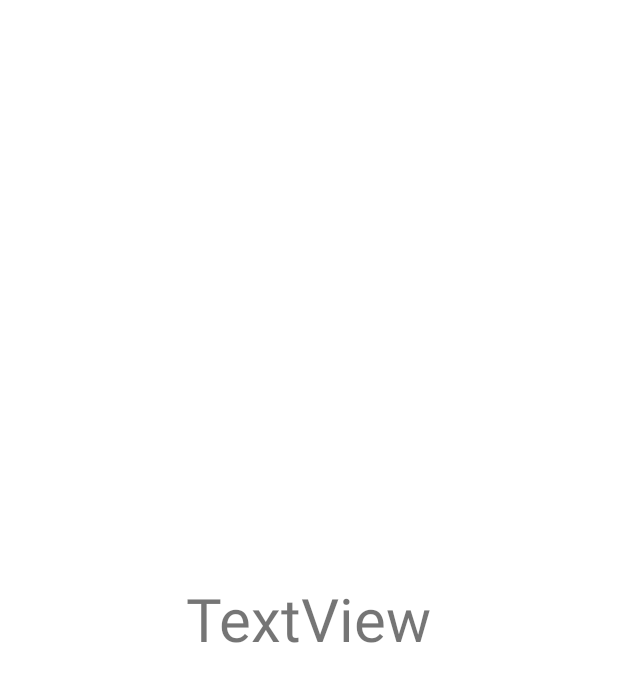
After one commit to GistMonk/digihelper-app, an Android app: the layout activity_otp.xml on its own in the app's theme, with its tools: preview values and no code run, on a phone screen of 412 x 824 dp. The commit adds this screen. Shown: the top 682 px of the screen. Run offline under Robolectric (Android 15) with nearby library versions, the phone set to English and light mode, and no system bars.

Commit message:
text send to other activity

```diff
--- /dev/null
+++ b/app/src/main/res/layout/activity_otp.xml
@@ -0,0 +1,20 @@
+<?xml version="1.0" encoding="utf-8"?>
+<androidx.constraintlayout.widget.ConstraintLayout xmlns:android="http://schemas.android.com/apk/res/android"
+    xmlns:app="http://schemas.android.com/apk/res-auto"
+    xmlns:tools="http://schemas.android.com/tools"
+    android:layout_width="match_parent"
+    android:layout_height="match_parent"
+    tools:context=".OtpActivity">
+
+    <TextView
+        android:id="@+id/phoneNumberT"
+        android:layout_width="wrap_content"
+        android:layout_height="wrap_content"
+        android:text="TextView"
+        android:textSize="40sp"
+        app:layout_constraintBottom_toBottomOf="parent"
+        app:layout_constraintEnd_toEndOf="parent"
+        app:layout_constraintStart_toStartOf="parent"
+        app:layout_constraintTop_toTopOf="parent"
+        />
+</androidx.constraintlayout.widget.ConstraintLayout>
```
Also changed, not shown: app/src/main/AndroidManifest.xml (+7 -0 lines), app/src/main/java/com/example/digihelper/MainActivity.java (+34 -0 lines), app/src/main/java/com/example/digihelper/OtpActivity.java (added, +25 -0 lines), app/src/main/res/layout/activity_main.xml (+11 -0 lines).
